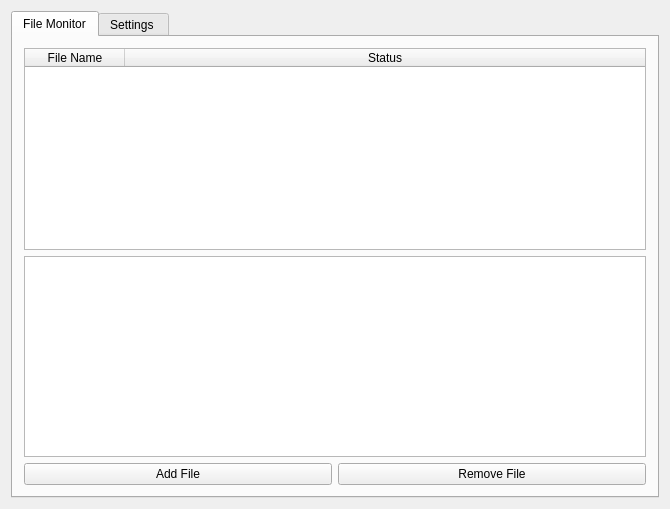
The window that autofilebackup.ui (imatefx/auto-file-backup) describes before a commit, drawn with Qt 5.
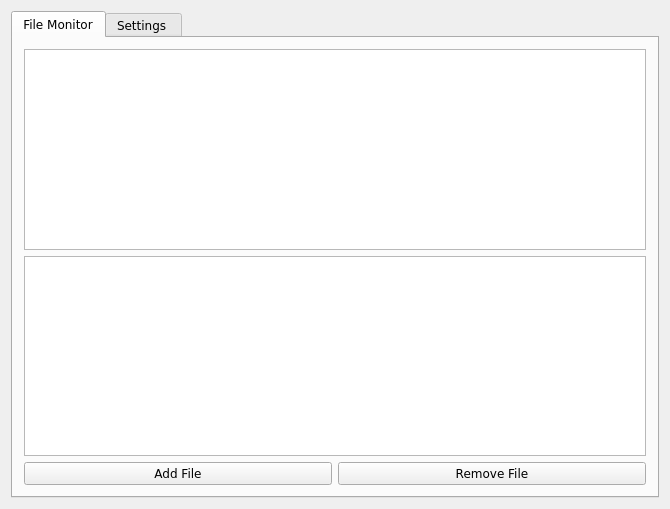
The same window after the commit. Custom widgets are drawn as their Qt base class.

Commit message: Added qt.conf to correct font path on linux workaround for Issue #7 Added resource file for Windows icon Added embeded resource

Patch:
```diff
--- a/autofilebackup.ui
+++ b/autofilebackup.ui
@@ -10,6 +10,11 @@
     <height>509</height>
    </rect>
   </property>
+  <property name="font">
+   <font>
+    <family>DejaVu Sans</family>
+   </font>
+  </property>
   <property name="windowTitle">
    <string>AutoFileBackup</string>
   </property>
@@ -35,6 +40,9 @@
          <property name="defaultDropAction">
           <enum>Qt::IgnoreAction</enum>
          </property>
+         <property name="alternatingRowColors">
+          <bool>true</bool>
+         </property>
          <property name="selectionMode">
           <enum>QAbstractItemView::MultiSelection</enum>
          </property>
@@ -48,7 +56,7 @@
           <number>2</number>
          </property>
          <attribute name="horizontalHeaderVisible">
-          <bool>true</bool>
+          <bool>false</bool>
          </attribute>
          <attribute name="horizontalHeaderStretchLastSection">
           <bool>true</bool>
```
The commit also changes 12 other files.
